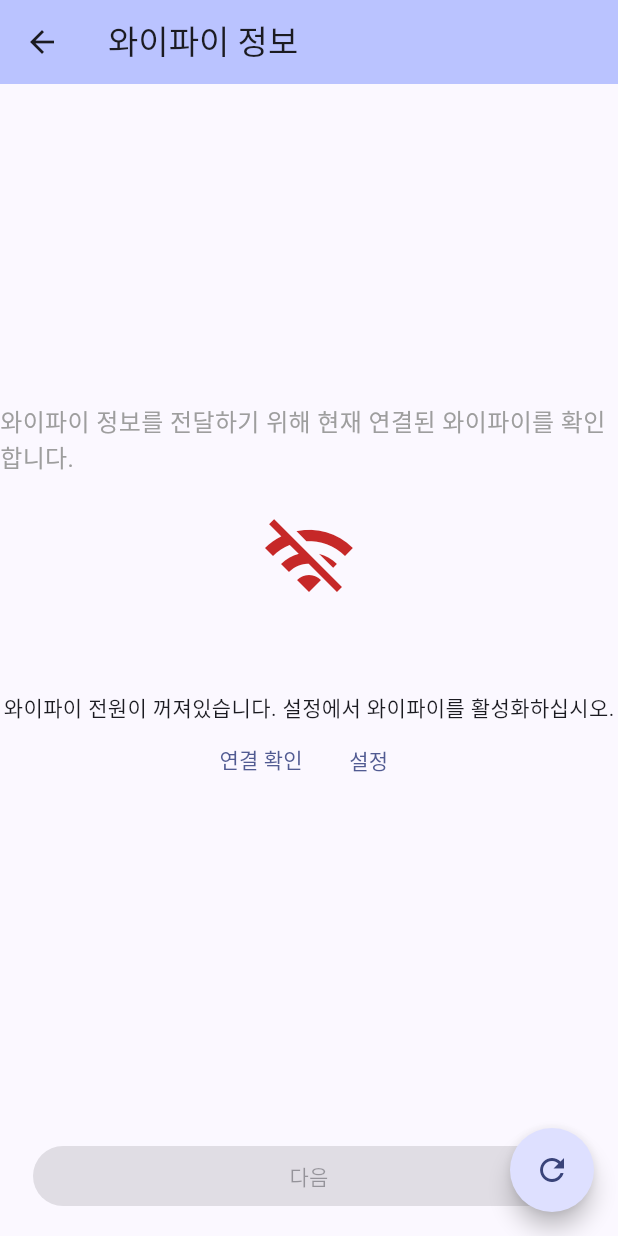
After one commit to hyesuhong/bluetooth-sample, a Flutter app: the WifiInfoScreen screen opened directly, after a tap on "연결 확인", on a phone screen of 412 x 824 dp. The commit adds this screen. Run offline on Flutter 3.47's test engine with Material 3 defaults, Android fonts, the phone set to English and light mode, and no system bars; our stand-ins replace flutter_blue_plus, permission_handler; missing offline and left inert: wifi_iot.

Commit message:
feat: add screen about wifi to get wifi information

```diff
--- /dev/null
+++ b/lib/screens/wifi/wifi_info_screen.dart
@@ -0,0 +1,199 @@
+import 'package:bluetooth_sample/utils/wifi.dart';
+import 'package:flutter/material.dart';
+
+class WifiInfoScreen extends StatefulWidget {
+  const WifiInfoScreen({super.key});
+
+  @override
+  State<WifiInfoScreen> createState() => _WifiInfoScreenState();
+}
+
+class _WifiInfoScreenState extends State<WifiInfoScreen> {
+  bool _wifiEnabled = false;
+  bool _hasPassword = false;
+  String _password = '';
+  String? _wifiSSID;
+
+  bool get _canPush =>
+      _wifiSSID != null &&
+      (!_hasPassword || (_hasPassword && _password.isNotEmpty));
+
+  @override
+  void initState() {
+    super.initState();
+
+    if (mounted) {
+      _checkCurrentWifi();
+    }
+  }
+
+  Future _checkCurrentWifi() async {
+    bool isEnabled = await Wifi.isEnabled();
+    String? ssid;
+    bool hasPassword = _hasPassword;
+    bool mustReset = false;
+
+    if (isEnabled) {
+      ssid = await Wifi.getCurrentWifiSSID();
+
+      if (ssid.isEmpty) {
+        hasPassword = false;
+        mustReset = true;
+      }
+    } else {
+      ssid = null;
+      hasPassword = false;
+      mustReset = true;
+    }
+
+    if (mounted) {
+      setState(() {
+        _wifiEnabled = isEnabled;
+        _wifiSSID = ssid;
+        _hasPassword = hasPassword;
+
+        if (mustReset) {
+          _password = '';
+        }
+      });
+    }
+  }
+
+  Widget _buildCheckPassword() {
+    return Container(
+      constraints: const BoxConstraints(maxWidth: 400),
+      child: CheckboxListTile(
+        value: _hasPassword,
+        onChanged: (value) {
+          if (value == null) {
+            return;
+          }
+
+          setState(() {
+            _hasPassword = value;
+            if (!value) {
+              _password = '';
+            }
+          });
+          print('check: $value');
+        },
+        title: const Text('비밀번호 사용 여부'),
+      ),
+    );
+  }
+
+  Widget _buildWifiSetting() {
+    return Column(
+      children: [
+        const Text('와이파이 전원이 꺼져있습니다. 설정에서 와이파이를 활성화하십시오.'),
+        Row(
+          mainAxisAlignment: MainAxisAlignment.center,
+          children: [
+            TextButton(
+              onPressed: () {
+                _checkCurrentWifi();
+              },
+              child: const Text('연결 확인'),
+            ),
+            TextButton(
+              onPressed: () {
+                Wifi.setEnabled(true);
+              },
+              child: const Text('설정'),
+            ),
+          ],
+        ),
+      ],
+    );
+  }
+
+  Widget _buildPasswordInput() {
+    return Container(
+      constraints: const BoxConstraints(maxWidth: 400),
+      child: TextField(
+        obscureText: true,
+        decoration: const InputDecoration(
+          border: OutlineInputBorder(),
+          hintText: '비밀번호',
+        ),
+        onChanged: (String value) {
+          setState(() {
+            _password = value;
+          });
+        },
+      ),
+    );
+  }
+
+  Future _onPushPressed() async {
+    if (_wifiSSID == null) {
+      return;
+    }
+
+    print('try connect wifi');
+  }
+
+  @override
+  Widget build(BuildContext context) {
+    return Scaffold(
+      appBar: AppBar(
+        backgroundColor: Theme.of(context).colorScheme.inversePrimary,
+        title: const Text('와이파이 정보'),
+      ),
+      body: SafeArea(
+        child: Column(
+          children: [
+            Expanded(
+              child: SizedBox(
+                width: double.infinity,
+                child: Column(
+                  mainAxisAlignment: MainAxisAlignment.center,
+                  children: [
+                    const Text(
+                      '와이파이 정보를 전달하기 위해 현재 연결된 와이파이를 확인합니다.',
+                      style: TextStyle(
+                        color: Colors.grey,
+                        fontSize: 16,
+                      ),
+                    ),
+                    const SizedBox(
+                      height: 24,
+                    ),
+                    Icon(
+                      _wifiEnabled ? Icons.wifi : Icons.wifi_off,
+                      size: 64,
+                      color: _wifiEnabled ? Colors.green : Colors.red[800],
+                    ),
+                    const SizedBox(height: 16),
+                    if (_wifiSSID != null) Text(_wifiSSID!),
+                    const SizedBox(height: 40),
+                    _wifiEnabled ? _buildCheckPassword() : _buildWifiSetting(),
+                    if (_hasPassword) _buildPasswordInput(),
+                  ],
+                ),
+              ),
+            ),
+            Container(
+              constraints: const BoxConstraints(
+                maxWidth: 400,
+              ),
+              width: double.infinity,
+              padding: const EdgeInsets.all(16),
+              child: FilledButton(
+                onPressed: _canPush ? _onPushPressed : null,
+                child: const Text('다음'),
+              ),
+            ),
+          ],
+        ),
+      ),
+      floatingActionButton: FloatingActionButton(
+        shape: const CircleBorder(),
+        onPressed: () {
+          _checkCurrentWifi();
+        },
+        child: const Icon(Icons.refresh),
+      ),
+    );
+  }
+}
```
Also changed, not shown: lib/widgets/characteristic_widget.dart (+81 -72 lines).
